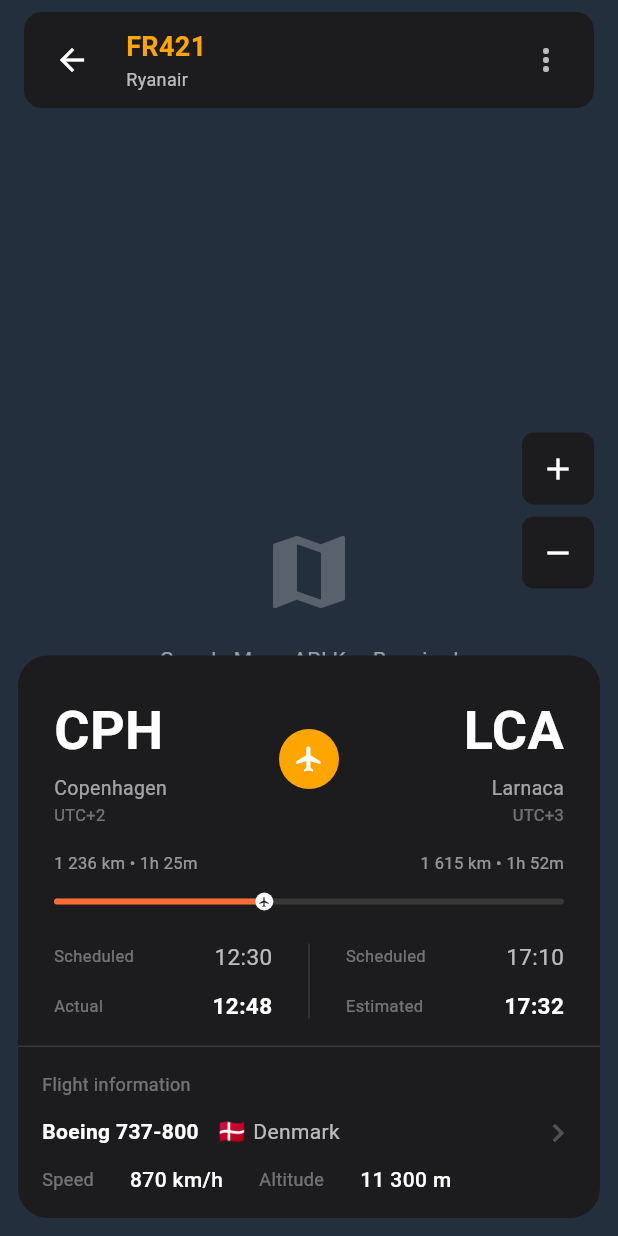
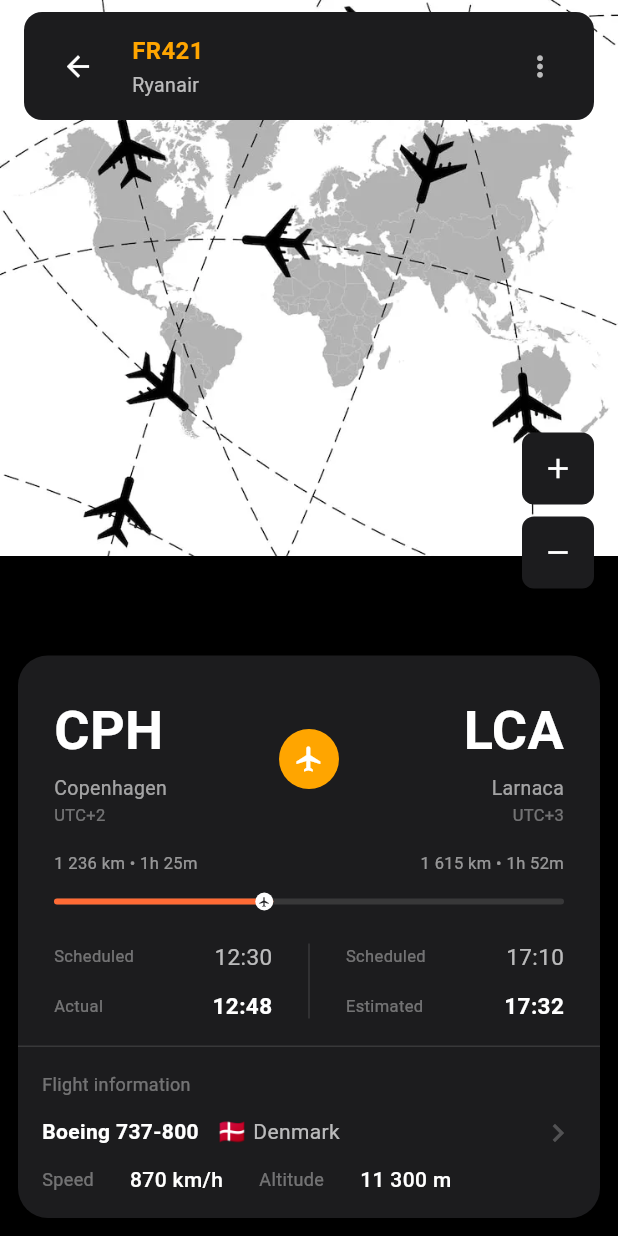
Before and after one commit to rhitverse/ui-Design, a Flutter app: the screen it shows after launch, after a tap on "FR421", on a phone screen of 412 x 824 dp. Run offline on Flutter 3.47's test engine with Material 3 defaults, Android fonts, the phone set to English and light mode, and no system bars; our stand-ins replace flutter_svg.

Commit message:
Ninth Commit

```diff
--- a/lib/pages/airline_page.dart
+++ b/lib/pages/airline_page.dart
@@ -1,8 +1,7 @@
 import 'dart:async';
+import 'package:flutter/material.dart';
 
-import 'package:flutter/material.dart';
-import 'package:google_maps_flutter/google_maps_flutter.dart';
-import 'package:latlong2/latlong.dart' hide LatLng;
+import '../widget/ui_helper.dart';
 
 class AirlinePage extends StatelessWidget {
   const AirlinePage({super.key});
@@ -21,131 +20,68 @@ class FlightScreen extends StatefulWidget {
 }
 
 class _FlightScreenState extends State<FlightScreen> {
-  final Completer<GoogleMapController> _controller = Completer();
-
-  final List<LatLng> _route = [
-    LatLng(55.6181, 12.6561), // Copenhagen
-    LatLng(54.0, 12.0),
-    LatLng(52.0, 14.0),
-    LatLng(50.0, 16.0),
-    LatLng(47.0, 18.0),
-    LatLng(44.0, 19.0),
-    LatLng(40.0, 24.0),
-    LatLng(35.0, 33.6), // Larnaca
-  ];
-
-  static final CameraPosition _initialCamera = CameraPosition(
-    target: LatLng(50.0, 18.0),
-    zoom: 4.2,
-  );
-
-  late Marker _planeMarker;
-  int _planeIndex = 3;
+  double _progress = 0.43;
+  Timer? _animationTimer;
 
   @override
   void initState() {
     super.initState();
-    _planeMarker = Marker(
-      markerId: const MarkerId('plane'),
-      position: _route[_planeIndex],
-      anchor: const Offset(0.5, 0.5),
-      rotation: 40.0,
-      icon: BitmapDescriptor.defaultMarkerWithHue(BitmapDescriptor.hueOrange),
-    );
-
-    Future.delayed(const Duration(milliseconds: 800), _startPlaneDemo);
+    Future.delayed(const Duration(milliseconds: 800), _startAnimation);
   }
 
-  void _startPlaneDemo() {
-    Timer.periodic(const Duration(seconds: 2), (timer) async {
+  void _startAnimation() {
+    _animationTimer = Timer.periodic(const Duration(seconds: 2), (timer) {
       if (!mounted) {
         timer.cancel();
         return;
       }
       setState(() {
-        _planeIndex = (_planeIndex + 1) % _route.length;
-        _planeMarker = _planeMarker.copyWith(positionParam: _route[_planeIndex]);
+        _progress += 0.08;
+        if (_progress >= 1.0) {
+          _progress = 1.0;
+          timer.cancel();
+        }
       });
-      final controller = await _controller.future;
-      controller.animateCamera(CameraUpdate.newLatLng(_route[_planeIndex]));
-      if (_planeIndex == _route.length - 1) timer.cancel();
     });
   }
 
-  Set<Polyline> _buildPolylines() {
-    return {
-      Polyline(
-        polylineId: const PolylineId('route'),
-        points: _route,
-        color: const Color(0xFFFF6B35),
-        width: 3,
-      ),
-    };
-  }
-
-  Set<Marker> _buildMarkers() {
-    return {_planeMarker};
+  @override
+  void dispose() {
+    _animationTimer?.cancel();
+    super.dispose();
   }
 
   @override
   Widget build(BuildContext context) {
+    final bottomSheetHeight = MediaQuery.of(context).size.height * 0.55;
+
     return Scaffold(
       backgroundColor: Colors.black,
-      body: SafeArea(
+      body: Stack(
+        children: [
+          // Map Background
+          Positioned(
+            top: 0,
+            left: 0,
+            right: 0,
+            bottom: bottomSheetHeight,
+            child: Image.asset("assets/image/map.png", fit: BoxFit.cover),
+          ),
+
+          // Overlay UI Elements
+          SafeArea(
             child: Stack(
               children: [
-            // Google Map (Commented out - add API key to enable)
-            Positioned.fill(
-              child: Container(
-                color: const Color(0xFF242f3e),
-                child: Center(
-                  child: Column(
-                    mainAxisAlignment: MainAxisAlignment.center,
-                    children: const [
-                      Icon(Icons.map, size: 64, color: Colors.white24),
-                      SizedBox(height: 16),
-                      Text(
-                        'Google Maps API Key Required',
-                        style: TextStyle(color: Colors.white54),
-                      ),
-                      SizedBox(height: 8),
-                      Text(
-                        'Add your API key to AndroidManifest.xml',
-                        style: TextStyle(color: Colors.white38, fontSize: 12),
-                      ),
-                    ],
-                  ),
-                ),
-              ),
-            ),
-
-            // Uncomment this once you add your API key:
-            /*
-            Positioned.fill(
-              child: GoogleMap(
-                mapType: MapType.normal,
-                initialCameraPosition: _initialCamera,
-                myLocationEnabled: false,
-                markers: _buildMarkers(),
-                polylines: _buildPolylines(),
-                onMapCreated: (GoogleMapController controller) {
-                  _controller.complete(controller);
-                  controller.setMapStyle(_darkMapStyle);
-                },
-                zoomControlsEnabled: false,
-                tiltGesturesEnabled: false,
-                mapToolbarEnabled: false,
-              ),
-            ),
-            */
-
-            // Top app bar
+                // Top Header Bar
                 Positioned(
                   left: 16,
                   right: 16,
                   top: 8,
                   child: Container(
-                padding: const EdgeInsets.symmetric(horizontal: 8, vertical: 8),
+                    padding: const EdgeInsets.symmetric(
+                      horizontal: 12,
+                      vertical: 12,
+                    ),
                     decoration: BoxDecoration(
                       color: const Color(0xFF1C1C1E),
                       borderRadius: BorderRadius.circular(12),
@@ -154,7 +90,7 @@ class _FlightScreenState extends State<FlightScreen> {
                       children: [
                         IconButton(
                           onPressed: () => Navigator.of(context).pop(),
-                      icon: const Icon(Icons.arrow_back, size: 24),
+                          icon: const Icon(Icons.arrow_back, size: 22),
                           color: Colors.white,
                           padding: EdgeInsets.zero,
                           constraints: const BoxConstraints(),
@@ -168,14 +104,15 @@ class _FlightScreenState extends State<FlightScreen> {
                               'FR421',
                               style: TextStyle(
                                 color: Color(0xFFFFA500),
-                            fontWeight: FontWeight.bold,
-                            fontSize: 18,
+                                fontWeight: FontWeight.w600,
+                                fontSize: 16,
                               ),
                             ),
+                            SizedBox(height: 2),
                             Text(
                               'Ryanair',
                               style: TextStyle(
-                            fontSize: 12,
+                                fontSize: 13,
                                 color: Colors.white70,
                               ),
                             ),
@@ -184,7 +121,7 @@ class _FlightScreenState extends State<FlightScreen> {
                         const Spacer(),
                         IconButton(
                           onPressed: () {},
-                      icon: const Icon(Icons.more_vert, size: 24),
+                          icon: const Icon(Icons.more_vert, size: 22),
                           color: Colors.white70,
                           padding: EdgeInsets.zero,
                           constraints: const BoxConstraints(),
@@ -193,6 +130,41 @@ class _FlightScreenState extends State<FlightScreen> {
                     ),
                   ),
                 ),
+
+                // Zoom Controls
+                Positioned(
+                  right: 16,
+                  top: MediaQuery.of(context).size.height * 0.35,
+                  child: Column(
+                    children: [
+                      Container(
+                        decoration: BoxDecoration(
+                          color: const Color(0xFF1C1C1E),
+                          borderRadius: BorderRadius.circular(8),
+                        ),
+                        child: IconButton(
+                          onPressed: () {},
+                          icon: const Icon(Icons.add, size: 22),
+                          color: Colors.white,
+                        ),
+                      ),
+                      const SizedBox(height: 8),
+                      Container(
+                        decoration: BoxDecoration(
+                          color: const Color(0xFF1C1C1E),
+                          borderRadius: BorderRadius.circular(8),
+                        ),
+                        child: IconButton(
+                          onPressed: () {},
+                          icon: const Icon(Icons.remove, size: 22),
+                          color: Colors.white,
+                        ),
+                      ),
+                    ],
+                  ),
+                ),
+
+                // Bottom Sheet
                 Align(
                   alignment: Alignment.bottomCenter,
                   child: Container(
@@ -291,7 +263,8 @@ class _FlightScreenState extends State<FlightScreen> {
                           child: Column(
                             children: [
                               Row(
-                            mainAxisAlignment: MainAxisAlignment.spaceBetween,
+                                mainAxisAlignment:
+                                    MainAxisAlignment.spaceBetween,
                                 children: const [
                                   Text(
                                     '1 236 km • 1h 25m',
@@ -329,7 +302,9 @@ class _FlightScreenState extends State<FlightScreen> {
                                           height: 4,
                                           decoration: BoxDecoration(
                                             color: const Color(0xFFFF6B35),
-                                        borderRadius: BorderRadius.circular(2),
+                                            borderRadius: BorderRadius.circular(
+                                              2,
+                                            ),
                                           ),
                                         ),
                                         Container(
@@ -413,7 +388,9 @@ class _FlightScreenState extends State<FlightScreen> {
                               Container(
                                 width: 1,
                                 height: 50,
-                            margin: const EdgeInsets.symmetric(horizontal: 24),
+                                margin: const EdgeInsets.symmetric(
+                                  horizontal: 24,
+                                ),
                                 color: Colors.white12,
                               ),
                               Expanded(
@@ -468,10 +445,7 @@ class _FlightScreenState extends State<FlightScreen> {
                         ),
 
                         const SizedBox(height: 16),
-                    Container(
-                      height: 1,
-                      color: Colors.white12,
-                    ),
+                        Container(height: 1, color: Colors.white12),
 
                         // Flight information section
                         Padding(
@@ -500,7 +474,10 @@ class _FlightScreenState extends State<FlightScreen> {
                                           ),
                                         ),
                                         SizedBox(width: 12),
-                                    Text('🇩🇰', style: TextStyle(fontSize: 16)),
+                                        Text(
+                                          '🇩🇰',
+                                          style: TextStyle(fontSize: 16),
+                                        ),
                                         SizedBox(width: 4),
                                         Text(
                                           'Denmark',
@@ -561,135 +538,11 @@ class _FlightScreenState extends State<FlightScreen> {
                     ),
                   ),
                 ),
-
-            // Zoom controls
-            Positioned(
-              right: 16,
-              top: MediaQuery.of(context).size.height * 0.35,
-              child: Column(
-                children: [
-                  Container(
-                    decoration: BoxDecoration(
-                      color: const Color(0xFF1C1C1E),
-                      borderRadius: BorderRadius.circular(8),
-                    ),
-                    child: IconButton(
-                      onPressed: () async {
-                        final controller = await _controller.future;
-                        controller.animateCamera(CameraUpdate.zoomIn());
-                      },
-                      icon: const Icon(Icons.add, size: 24),
-                      color: Colors.white,
-                    ),
-                  ),
-                  const SizedBox(height: 8),
-                  Container(
-                    decoration: BoxDecoration(
-                      color: const Color(0xFF1C1C1E),
-                      borderRadius: BorderRadius.circular(8),
-                    ),
-                    child: IconButton(
-                      onPressed: () async {
-                        final controller = await _controller.future;
-                        controller.animateCamera(CameraUpdate.zoomOut());
-                      },
-                      icon: const Icon(Icons.remove, size: 24),
-                      color: Colors.white,
-                    ),
-                  ),
               ],
             ),
           ),
         ],
       ),
-      ),
     );
   }
-
-  final String _darkMapStyle = '''
-[
-  {
-    "elementType": "geometry",
-    "stylers": [{"color": "#242f3e"}]
-  },
-  {
-    "elementType": "labels.text.fill",
-    "stylers": [{"color": "#746855"}]
-  },
-  {
-    "elementType": "labels.text.stroke",
-    "stylers": [{"color": "#242f3e"}]
-  },
-  {
-    "featureType": "administrative.locality",
-    "elementType": "labels.text.fill",
-    "stylers": [{"color": "#d59563"}]
-  },
-  {
-    "featureType": "poi",
-    "elementType": "labels.text.fill",
-    "stylers": [{"color": "#d59563"}]
-  },
-  {
-    "featureType": "poi.park",
-    "elementType": "geometry",
-    "stylers": [{"color": "#263c3f"}]
-  },
-  {
-    "featureType": "road",
-    "elementType": "geometry",
-    "stylers": [{"color": "#38414e"}]
-  },
-  {
-    "featureType": "road",
-    "elementType": "geometry.stroke",
-    "stylers": [{"color": "#212a37"}]
-  },
-  {
-    "featureType": "road",
-    "elementType": "labels.text.fill",
-    "stylers": [{"color": "#9ca5b3"}]
-  },
-  {
-    "featureType": "road.highway",
-    "elementType": "geometry",
-    "stylers": [{"color": "#746855"}]
-  },
-  {
-    "featureType": "road.highway",
-    "elementType": "geometry.stroke",
-    "stylers": [{"color": "#1f2835"}]
-  },
-  {
-    "featureType": "road.highway",
-    "elementType": "labels.text.fill",
-    "stylers": [{"color": "#f3d19c"}]
-  },
-  {
-    "featureType": "transit",
-    "elementType": "geometry",
-    "stylers": [{"color": "#2f3948"}]
-  },
-  {
-    "featureType": "transit.station",
-    "elementType": "labels.text.fill",
-    "stylers": [{"color": "#d59563"}]
-  },
-  {
-    "featureType": "water",
-    "elementType": "geometry",
-    "stylers": [{"color": "#17263c"}]
-  },
-  {
-    "featureType": "water",
-    "elementType": "labels.text.fill",
-    "stylers": [{"color": "#515c6d"}]
-  },
-  {
-    "featureType": "water",
-    "elementType": "labels.text.stroke",
-    "stylers": [{"color": "#17263c"}]
 }
-]
-''';
-}
--- a/lib/styles/app_icons.dart
+++ b/lib/styles/app_icons.dart
@@ -11,4 +11,5 @@ class AppIcon {
   static const icAir1 = '${_svg}airline.svg';
   static const icAir = '${_svg}airways2.svg';
   static const icAirMode = '${_svg}Mode.svg';
+  static const icTakeoff = '${_svg}takeoff.svg';
 }
```
Also changed, not shown: assets/image/map.png (added), assets/svg/Takeoff.svg (added), lib/widget/ui_helper.dart (line endings or trailing spaces), 1 other file. Lines whose indentation alone changed are shown as unchanged.
